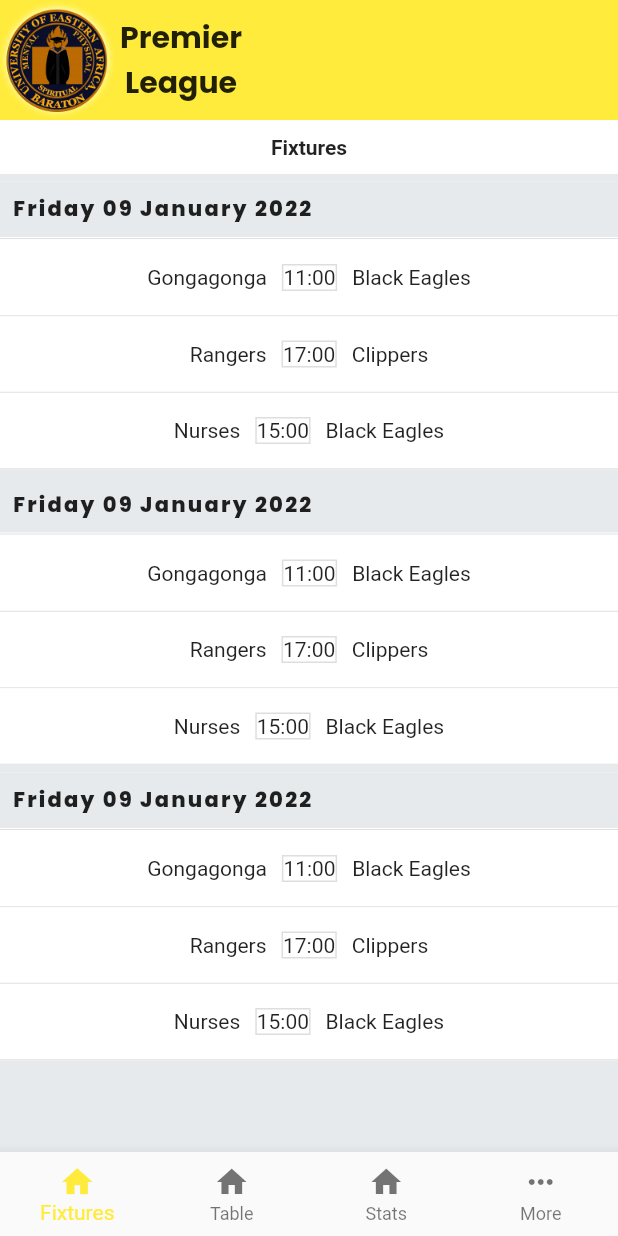
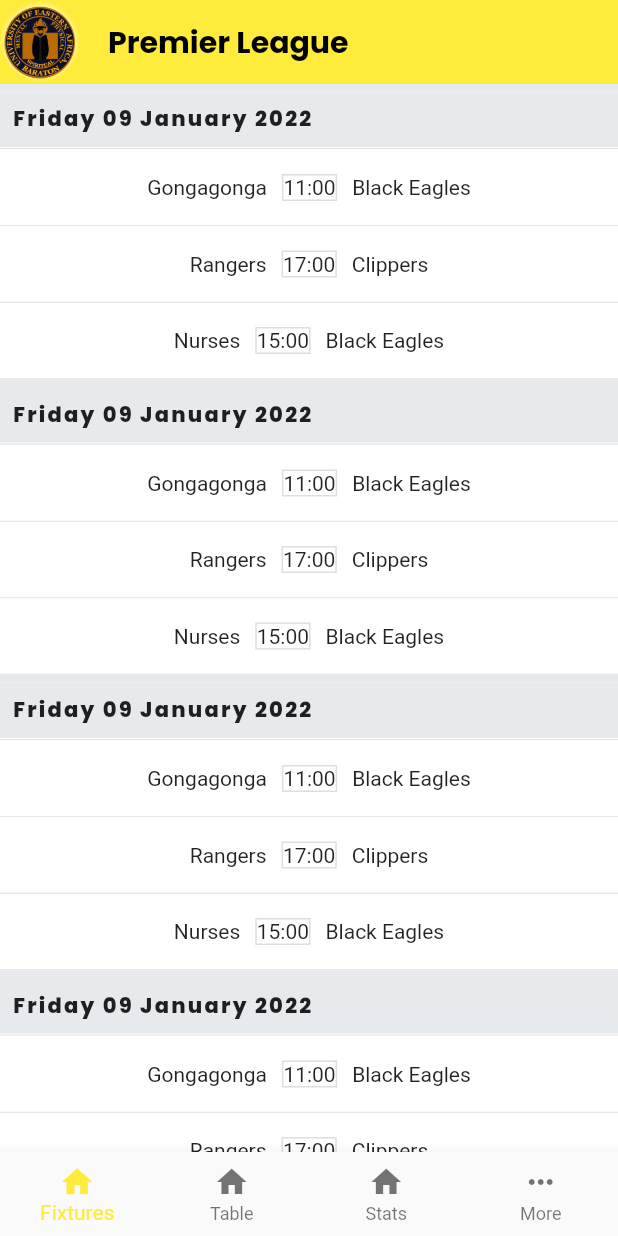
Before and after one commit to JohnM-Kahura/Baraton-Premeir-League, a Flutter app: the screen it shows after launch, on a phone screen of 412 x 824 dp. Run offline on Flutter 3.47's test engine with Material 2 defaults, Android fonts, the phone set to English and light mode, and no system bars; our stand-ins replace cloud_firestore, firebase_core, google_fonts, image_gallery_saver, permission_handler, screenshot and 1 more; accounts and stored records are empty.

Commit message:
fixtures stream

```diff
--- a/lib/pages/fixtures.dart
+++ b/lib/pages/fixtures.dart
@@ -11,46 +11,32 @@ class Fixtures extends StatefulWidget {
 }
 
 class _FixturesState extends State<Fixtures> {
-  Stream <QuerySnapshot> fixtures=FirebaseFirestore.instance.collection('fixtures').snapshots();
+  Stream<QuerySnapshot> fixtures =
+      FirebaseFirestore.instance.collection('fixtures').snapshots();
   @override
   Widget build(BuildContext context) {
     return Scaffold(
+      appBar: AppBar(
+        elevation: 0,
+        leading: SizedBox(
+          height: 50,
+          child: Image.asset('assets/baraton_logo.png'),
+        ),
+        title: Text('Premier League',style: heading,),
+      ),
       backgroundColor: backgroundColor,
-      body: ListView.builder(
+      body: StreamBuilder<QuerySnapshot>(stream: fixtures,builder: (BuildContext context,AsyncSnapshot<QuerySnapshot> snapshot){
+        if(snapshot.hasError){
+          return const  Text('Something went wrong');
+        }
+          if(snapshot.connectionState==ConnectionState.waiting){
+            return const  Center(child: CircularProgressIndicator() ,);
+          }
+          final fixtures=snapshot.requireData;
+          return ListView.builder(
           itemCount: 5,
           itemBuilder: (BuildContext context, int index) {
-            if (index == 0) {
-              return Container(
-                color: Colors.yellow,
-                child: Row(
-                  children: [
-                    SizedBox(
-                        height: 80,
-                        child: Image.asset('assets/baraton_logo.png')),
-                    Column(
-                      children: [
-                        Text('Premier', style: heading),
-                        Text('League', style: heading),
-                      ],
-                    ),
-                  ],
-                ),
-              );
-            }
-            if (index == 1) {
-              return Container(
-                padding: const EdgeInsets.all(10),
-                color: Colors.white,
-                child: const Center(
-                  child: Text(
-                    'Fixtures',
-                    style: TextStyle(fontWeight: FontWeight.bold),
-                  ),
-                ),
-              );
-            }
             return Container(
-              // height: 300,
               color: Colors.white,
               margin: const EdgeInsets.only(
                 top: 5,
@@ -92,7 +78,8 @@ class _FixturesState extends State<Fixtures> {
                 ],
               ),
             );
-          }),
+          });
+      },),
     );
   }
 
```
